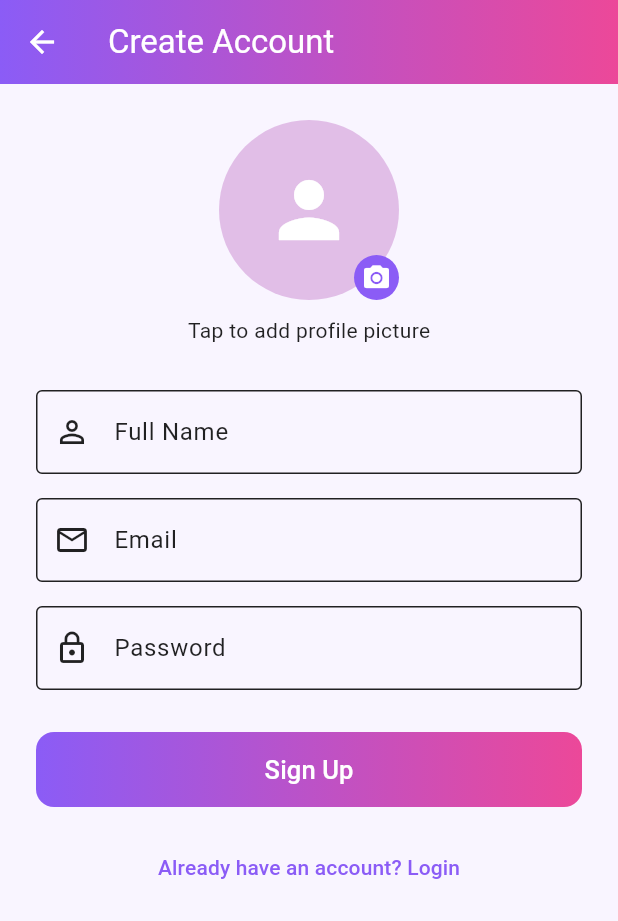
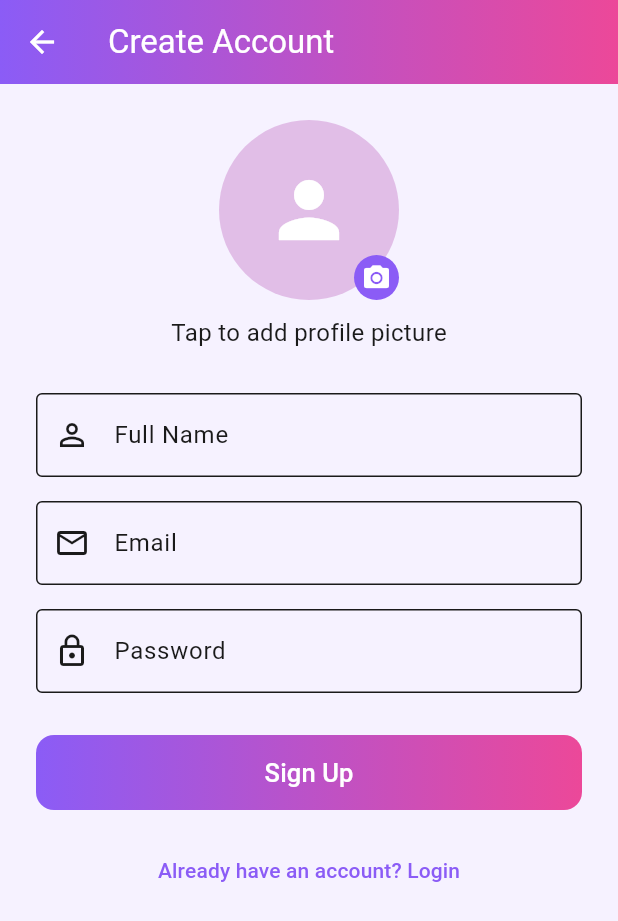
Before and after one commit to Basmalamoustafa/Quizzy, a Flutter app: the SignUpScreen screen opened directly, on a phone screen of 412 x 824 dp. Shown: the top 921 px of the screen. Run offline on Flutter 3.47's test engine with Material 3 defaults, Android fonts, the light colour scheme and no system bars; our stand-ins replace font_awesome_flutter, image_picker, shared_preferences, sqflite; accounts and stored records are empty.

Commit message:
edit themes

```diff
--- a/lib/theme/app_theme.dart
+++ b/lib/theme/app_theme.dart
@@ -1,40 +1,79 @@
 import 'package:flutter/material.dart';
 
 class AppTheme {
-  // 🌞 LIGHT THEME
   static ThemeData lightTheme = ThemeData(
     brightness: Brightness.light,
+    useMaterial3: true,
+
     colorScheme: const ColorScheme.light(
       primary: Color(0xFF8B5CF6),
       secondary: Color(0xFFEC4899),
-      background: Color(0xFFF9F5FF),
-      surface: Colors.white,
-      onSurface: Colors.black87,
-      onBackground: Colors.black87,
+      background: Color(0xFFF6F2FF),
+      surface: Color(0xFFFFFFFF),
+      onSurface: Color(0xFF1A1A1A),
+      onBackground: Color(0xFF1A1A1A),
     ),
-    scaffoldBackgroundColor: const Color(0xFFF9F5FF),
-    cardColor: Colors.white,
-    useMaterial3: true,
+
+    scaffoldBackgroundColor: const Color(0xFFF6F2FF),
+
+    shadowColor: const Color(0xFF8B5CF6).withOpacity(0.18),
+
+    pageTransitionsTheme: const PageTransitionsTheme(
+      builders: {
+        TargetPlatform.android: FadeUpwardsPageTransitionsBuilder(),
+        TargetPlatform.iOS: FadeUpwardsPageTransitionsBuilder(),
+      },
+    ),
+
+    textTheme: const TextTheme(
+      headlineMedium: TextStyle(
+        fontWeight: FontWeight.w700,
+        fontSize: 26,
+        letterSpacing: -0.5,
+      ),
+      bodyMedium: TextStyle(
+        fontSize: 16,
+        height: 1.4,
+      ),
+    ),
   );
 
-  // 🌙 DARK THEME (fixed + readable)
   static ThemeData darkTheme = ThemeData(
     brightness: Brightness.dark,
-    colorScheme: const ColorScheme.dark(
-      primary: Color(0xFF6D28D9),
-      secondary: Color(0xFFBE185D),
+    useMaterial3: true,
 
-      // 👇NEW COLORS (important)
-      background: Color(0xFF0F0A1C),
-      surface: Color(0xFF262037),
-      onSurface: Color(0xFFE8E8E8),
-      onBackground: Color(0xFFE0E0E0),
+    colorScheme: ColorScheme.dark(
+      primary: const Color(0xFF9F7FFF),
+      secondary: const Color(0xFFFF4FA8),
+      background: const Color(0xFF0A0714),
+      surface: const Color(0xFF171222).withOpacity(0.6),
+      onSurface: Colors.white.withOpacity(0.92),
+      onBackground: Colors.white.withOpacity(0.90),
     ),
 
-    scaffoldBackgroundColor: const Color(0xFF0F0A1C),
+    scaffoldBackgroundColor: const Color(0xFF0A0714),
 
-    cardColor: const Color(0xFF2F2842),
+    shadowColor: const Color(0xFFEC4899).withOpacity(0.45),
 
-    useMaterial3: true,
+    pageTransitionsTheme: const PageTransitionsTheme(
+      builders: {
+        TargetPlatform.android: FadeUpwardsPageTransitionsBuilder(),
+        TargetPlatform.iOS: FadeUpwardsPageTransitionsBuilder(),
+      },
+    ),
+
+    textTheme: TextTheme(
+      headlineMedium: const TextStyle(
+        fontWeight: FontWeight.w700,
+        fontSize: 26,
+        letterSpacing: -0.5,
+      ).copyWith(color: Colors.white),
+
+      bodyMedium: const TextStyle(
+        fontSize: 16,
+        height: 1.4,
+        color: Colors.white70,
+      ),
+    ),
   );
 }
```
Also changed, not shown: flutter_01.png (added).
